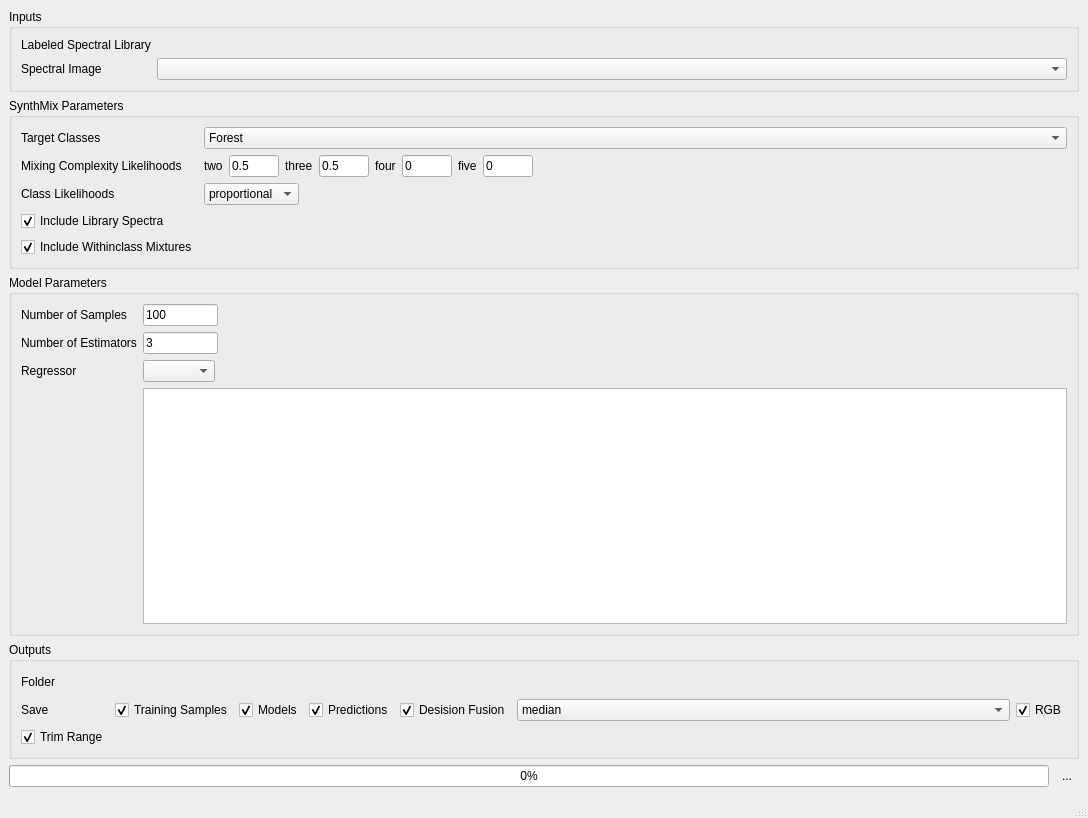
Before: the Qt Designer form enmapbox/coreapps/enmapboxapplications/synthmixapp/ui/main.ui in jakimowb/enmapbox_testmigration2, drawn with Qt 5.
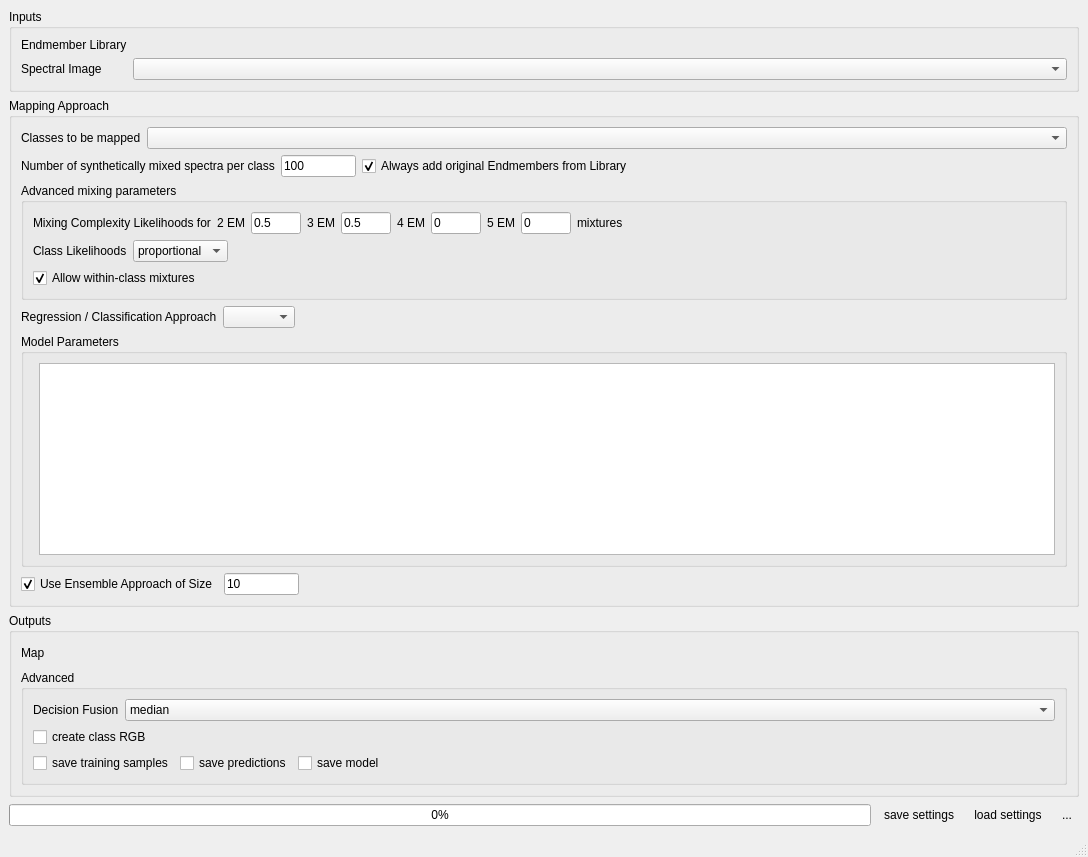
After: the same form once the commit is applied. Icons and pictures are not drawn. Custom widgets are drawn as their Qt base class.

The edit to the form file:
```diff
--- a/enmapbox/coreapps/enmapboxapplications/synthmixapp/ui/main.ui
+++ b/enmapbox/coreapps/enmapboxapplications/synthmixapp/ui/main.ui
@@ -7,41 +7,39 @@
     <x>0</x>
     <y>0</y>
     <width>1088</width>
-    <height>818</height>
+    <height>857</height>
    </rect>
   </property>
+  <property name="sizePolicy">
+   <sizepolicy hsizetype="Preferred" vsizetype="Preferred">
+    <horstretch>0</horstretch>
+    <verstretch>0</verstretch>
+   </sizepolicy>
+  </property>
   <property name="windowTitle">
    <string>SynthMix</string>
   </property>
   <widget class="QWidget" name="centralwidget">
    <layout class="QVBoxLayout" name="verticalLayout" stretch="0,0,0,0,0">
     <item>
-     <widget class="QgsCollapsibleGroupBox" name="mGroupBox">
+     <widget class="QGroupBox" name="groupBox">
+      <property name="minimumSize">
+       <size>
+        <width>0</width>
+        <height>0</height>
+       </size>
+      </property>
       <property name="title">
        <string>Inputs</string>
       </property>
-      <layout class="QFormLayout" name="formLayout_3">
+      <layout class="QFormLayout" name="formLayout_6">
        <item row="0" column="0">
         <widget class="QLabel" name="label">
          <property name="text">
-          <string>Labeled Spectral Library</string>
+          <string>Endmember Library</string>
          </property>
         </widget>
        </item>
-       <item row="0" column="1">
-        <layout class="QHBoxLayout" name="horizontalLayout_2" stretch="0">
-         <item>
-          <widget class="UiLabeledLibrary" name="uiLabeledLibrary_" native="true">
-           <property name="minimumSize">
-            <size>
-             <width>50</width>
-             <height>0</height>
-            </size>
-           </property>
-          </widget>
-         </item>
-        </layout>
-       </item>
        <item row="1" column="0">
         <widget class="QLabel" name="label_14">
          <property name="text">
@@ -52,6 +50,20 @@
          </property>
         </widget>
        </item>
+       <item row="0" column="1">
+        <layout class="QHBoxLayout" name="horizontalLayout_2" stretch="0">
+         <item>
+          <widget class="UiLabeledLibrary" name="uiLabeledLibrary_" native="true">
+           <property name="minimumSize">
+            <size>
+             <width>50</width>
+             <height>0</height>
+            </size>
+           </property>
+          </widget>
+         </item>
+        </layout>
+       </item>
        <item row="1" column="1">
         <widget class="QgsMapLayerComboBox" name="uiRaster_"/>
        </item>
@@ -59,57 +71,125 @@
      </widget>
     </item>
     <item>
-     <widget class="QgsCollapsibleGroupBox" name="mGroupBox_2">
-      <property name="sizePolicy">
-       <sizepolicy hsizetype="Preferred" vsizetype="MinimumExpanding">
-        <horstretch>0</horstretch>
-        <verstretch>0</verstretch>
-       </sizepolicy>
+     <widget class="QGroupBox" name="groupBox_2">
+      <property name="minimumSize">
+       <size>
+        <width>0</width>
+        <height>0</height>
+       </size>
       </property>
       <property name="title">
-       <string>SynthMix Parameters</string>
+       <string>Mapping Approach</string>
       </property>
-      <layout class="QFormLayout" name="formLayout">
-       <item row="0" column="0">
+      <layout class="QVBoxLayout" name="verticalLayout_2">
+       <item>
+        <layout class="QHBoxLayout" name="horizontalLayout_4">
+         <item>
         <widget class="QLabel" name="label_2">
          <property name="text">
-          <string>Target Classes</string>
+            <string>Classes to be mapped</string>
          </property>
         </widget>
        </item>
-       <item row="0" column="1">
+         <item>
         <widget class="QgsCheckableComboBox" name="uiTargets_">
+           <property name="sizePolicy">
+            <sizepolicy hsizetype="Preferred" vsizetype="Fixed">
+             <horstretch>1</horstretch>
+             <verstretch>0</verstretch>
+            </sizepolicy>
+           </property>
          <property name="currentIndex">
-          <number>1</number>
+            <number>-1</number>
          </property>
          <property name="checkedItems">
           <stringlist/>
          </property>
+          </widget>
+         </item>
+        </layout>
+       </item>
          <item>
+        <layout class="QHBoxLayout" name="horizontalLayout_5">
+         <item>
+          <widget class="QLabel" name="label_3">
           <property name="text">
-           <string>Urban</string>
-          </property>
+            <string>Number of synthetically mixed spectra per class</string>
+           </property>
+          </widget>
          </item>
          <item>
+          <widget class="QLineEdit" name="uiNumberOfSamples_">
+           <property name="minimumSize">
+            <size>
+             <width>0</width>
+             <height>0</height>
+            </size>
+           </property>
+           <property name="maximumSize">
+            <size>
+             <width>75</width>
+             <height>16777215</height>
+            </size>
+           </property>
           <property name="text">
-           <string>Forest</string>
-          </property>
+            <string>100</string>
+           </property>
+          </widget>
          </item>
          <item>
+          <widget class="QCheckBox" name="uiIncludeLibrarySpectra_">
+           <property name="layoutDirection">
+            <enum>Qt::LeftToRight</enum>
+           </property>
           <property name="text">
-           <string>Water</string>
-          </property>
-         </item>
-        </widget>
-       </item>
-       <item row="1" column="0">
+            <string>Always add original Endmembers from Library</string>
+           </property>
+           <property name="checked">
+            <bool>true</bool>
+           </property>
+          </widget>
+         </item>
+         <item>
+          <spacer name="horizontalSpacer_5">
+           <property name="orientation">
+            <enum>Qt::Horizontal</enum>
+           </property>
+           <property name="sizeType">
+            <enum>QSizePolicy::Expanding</enum>
+           </property>
+           <property name="sizeHint" stdset="0">
+            <size>
+             <width>40</width>
+             <height>20</height>
+            </size>
+           </property>
+          </spacer>
+         </item>
+        </layout>
+       </item>
+       <item>
+        <widget class="QgsCollapsibleGroupBox" name="mGroupBox">
+         <property name="minimumSize">
+          <size>
+           <width>0</width>
+           <height>0</height>
+          </size>
+         </property>
+         <property name="title">
+          <string>Advanced mixing parameters</string>
+         </property>
+         <layout class="QVBoxLayout" name="verticalLayout_5">
+          <item>
+           <layout class="QHBoxLayout" name="horizontalLayout_6">
+            <item>
         <widget class="QLabel" name="label_5">
          <property name="text">
-          <string>Mixing Complexity Likelihoods</string>
+               <string>Mixing Complexity Likelihoods for</string>
          </property>
         </widget>
        </item>
-       <item row="1" column="1">
+            <item>
         <widget class="QWidget" name="widget" native="true">
          <layout class="QHBoxLayout" name="horizontalLayout">
           <property name="leftMargin">
@@ -127,7 +207,7 @@
           <item>
            <widget class="QLabel" name="label_6">
             <property name="text">
-             <string>two</string>
+                  <string>2 EM</string>
             </property>
            </widget>
           </item>
@@ -147,7 +227,7 @@
           <item>
            <widget class="QLabel" name="label_7">
             <property name="text">
-             <string>three</string>
+                  <string>3 EM</string>
             </property>
            </widget>
           </item>
@@ -167,7 +247,7 @@
           <item>
            <widget class="QLabel" name="label_8">
             <property name="text">
-             <string>four</string>
+                  <string>4 EM</string>
             </property>
            </widget>
           </item>
@@ -187,7 +267,7 @@
           <item>
            <widget class="QLabel" name="label_9">
             <property name="text">
-             <string>five</string>
+                  <string>5 EM</string>
             </property>
            </widget>
           </item>
@@ -204,6 +284,13 @@
             </property>
            </widget>
           </item>
+               <item>
+                <widget class="QLabel" name="label_11">
+                 <property name="text">
+                  <string>mixtures</string>
+                 </property>
+                </widget>
+               </item>
           <item>
            <spacer name="horizontalSpacer_2">
             <property name="orientation">
@@ -223,14 +310,18 @@
          </layout>
         </widget>
        </item>
-       <item row="2" column="0">
+           </layout>
+          </item>
+          <item>
+           <layout class="QHBoxLayout" name="horizontalLayout_7">
+            <item>
         <widget class="QLabel" name="label_4">
          <property name="text">
           <string>Class Likelihoods</string>
          </property>
         </widget>
        </item>
-       <item row="2" column="1">
+            <item>
         <widget class="QComboBox" name="uiClassLikelihoods_">
          <property name="sizePolicy">
           <sizepolicy hsizetype="Fixed" vsizetype="Fixed">
@@ -250,35 +341,103 @@
          </item>
         </widget>
        </item>
-       <item row="3" column="0">
-        <widget class="QCheckBox" name="uiIncludeLibrarySpectra_">
-         <property name="text">
-          <string>Include Library Spectra</string>
-         </property>
-         <property name="checked">
-          <bool>true</bool>
-         </property>
-        </widget>
-       </item>
-       <item row="4" column="0">
+            <item>
+             <spacer name="horizontalSpacer_3">
+              <property name="orientation">
+               <enum>Qt::Horizontal</enum>
+              </property>
+              <property name="sizeType">
+               <enum>QSizePolicy::Expanding</enum>
+              </property>
+              <property name="sizeHint" stdset="0">
+               <size>
+                <width>40</width>
+                <height>20</height>
+               </size>
+              </property>
+             </spacer>
+            </item>
+           </layout>
+          </item>
+          <item>
+           <layout class="QHBoxLayout" name="horizontalLayout_10">
+            <item>
         <widget class="QCheckBox" name="uiIncludeWithinclassMixtures_">
+              <property name="layoutDirection">
+               <enum>Qt::LeftToRight</enum>
+              </property>
          <property name="text">
-          <string>Include Withinclass Mixtures</string>
+               <string>Allow within-class mixtures</string>
          </property>
          <property name="checked">
           <bool>true</bool>
          </property>
         </widget>
        </item>
-      </layout>
-     </widget>
-    </item>
+            <item>
+             <spacer name="horizontalSpacer_4">
+              <property name="orientation">
+               <enum>Qt::Horizontal</enum>
+              </property>
+              <property name="sizeType">
+               <enum>QSizePolicy::Expanding</enum>
+              </property>
+              <property name="sizeHint" stdset="0">
+               <size>
+                <width>768</width>
+                <height>19</height>
+               </size>
+              </property>
+             </spacer>
+            </item>
+           </layout>
+          </item>
+         </layout>
+        </widget>
+       </item>
+       <item>
+        <layout class="QHBoxLayout" name="horizontalLayout_8">
+         <item>
+          <widget class="QLabel" name="label_13">
+           <property name="text">
+            <string>Regression / Classification Approach</string>
+           </property>
+          </widget>
+         </item>
+         <item>
+          <widget class="QComboBox" name="uiRegressor_">
+           <property name="sizePolicy">
+            <sizepolicy hsizetype="Fixed" vsizetype="Preferred">
+             <horstretch>0</horstretch>
+             <verstretch>0</verstretch>
+            </sizepolicy>
+           </property>
+          </widget>
+         </item>
+         <item>
+          <spacer name="horizontalSpacer_7">
+           <property name="orientation">
+            <enum>Qt::Horizontal</enum>
+           </property>
+           <property name="sizeType">
+            <enum>QSizePolicy::Expanding</enum>
+           </property>
+           <property name="sizeHint" stdset="0">
+            <size>
+             <width>768</width>
+             <height>19</height>
+            </size>
+           </property>
+          </spacer>
+         </item>
+        </layout>
+       </item>
     <item>
      <widget class="QgsCollapsibleGroupBox" name="mGroupBox_3">
       <property name="sizePolicy">
        <sizepolicy hsizetype="Preferred" vsizetype="Expanding">
         <horstretch>0</horstretch>
-        <verstretch>1</verstretch>
+           <verstretch>2</verstretch>
        </sizepolicy>
       </property>
       <property name="minimumSize">
@@ -291,76 +450,7 @@
        <string>Model Parameters</string>
       </property>
       <layout class="QFormLayout" name="formLayout_2">
-       <item row="0" column="0">
-        <widget class="QLabel" name="label_3">
-         <property name="text">
-          <string>Number of Samples</string>
-         </property>
-        </widget>
-       </item>
        <item row="0" column="1">
-        <widget class="QLineEdit" name="uiNumberOfSamples_">
-         <property name="minimumSize">
-          <size>
-           <width>0</width>
-           <height>0</height>
-          </size>
-         </property>
-         <property name="maximumSize">
-          <size>
-           <width>75</width>
-           <height>16777215</height>
-          </size>
-         </property>
-         <property name="text">
-          <string>100</string>
-         </property>
-        </widget>
-       </item>
-       <item row="1" column="0">
-        <widget class="QLabel" name="label_10">
-         <property name="text">
-          <string>Number of Estimators</string>
-         </property>
-        </widget>
-       </item>
-       <item row="1" column="1">
-        <widget class="QLineEdit" name="uiNumberOfEstimators_">
-         <property name="minimumSize">
-          <size>
-           <width>0</width>
-           <height>0</height>
-          </size>
-         </property>
-         <property name="maximumSize">
-          <size>
-           <width>75</width>
-           <height>16777215</height>
-          </size>
-         </property>
-         <property name="text">
-          <string>3</string>
-         </property>
-        </widget>
-       </item>
-       <item row="2" column="0">
-        <widget class="QLabel" name="label_13">
-         <property name="text">
-          <string>Regressor</string>
-         </property>
-        </widget>
-       </item>
-       <item row="2" column="1">
-        <widget class="QComboBox" name="uiRegressor_">
-         <property name="sizePolicy">
-          <sizepolicy hsizetype="Fixed" vsizetype="Preferred">
-           <horstretch>0</horstretch>
-           <verstretch>0</verstretch>
-          </sizepolicy>
-         </property>
-        </widget>
-       </item>
-       <item row="3" column="1">
         <widget class="QTextEdit" name="uiCode_">
          <property name="sizePolicy">
           <sizepolicy hsizetype="Expanding" vsizetype="Expanding">
@@ -393,13 +483,59 @@
      </widget>
     </item>
     <item>
-     <widget class="QgsCollapsibleGroupBox" name="mGroupBox_4">
-      <property name="sizePolicy">
-       <sizepolicy hsizetype="Preferred" vsizetype="Preferred">
-        <horstretch>0</horstretch>
-        <verstretch>0</verstretch>
-       </sizepolicy>
-      </property>
+        <layout class="QHBoxLayout" name="horizontalLayout_9">
+         <item>
+          <widget class="QCheckBox" name="uiUseEnsemble_">
+           <property name="text">
+            <string>Use Ensemble Approach of Size</string>
+           </property>
+           <property name="checked">
+            <bool>true</bool>
+           </property>
+          </widget>
+         </item>
+         <item>
+          <widget class="QLineEdit" name="uiNumberOfEstimators_">
+           <property name="minimumSize">
+            <size>
+             <width>0</width>
+             <height>0</height>
+            </size>
+           </property>
+           <property name="maximumSize">
+            <size>
+             <width>75</width>
+             <height>16777215</height>
+            </size>
+           </property>
+           <property name="text">
+            <string>10</string>
+           </property>
+          </widget>
+         </item>
+         <item>
+          <spacer name="horizontalSpacer_8">
+           <property name="orientation">
+            <enum>Qt::Horizontal</enum>
+           </property>
+           <property name="sizeType">
+            <enum>QSizePolicy::Expanding</enum>
+           </property>
+           <property name="sizeHint" stdset="0">
+            <size>
+             <width>768</width>
+             <height>19</height>
+            </size>
+           </property>
+          </spacer>
+         </item>
+        </layout>
+       </item>
+      </layout>
+     </widget>
+    </item>
+    <item>
+     <widget class="QGroupBox" name="groupBox_3">
       <property name="minimumSize">
        <size>
         <width>0</width>
@@ -409,15 +545,17 @@
       <property name="title">
        <string>Outputs</string>
       </property>
-      <layout class="QFormLayout" name="formLayout_4">
-       <item row="0" column="0">
+      <layout class="QVBoxLayout" name="verticalLayout_3">
+       <item>
+        <layout class="QHBoxLayout" name="horizontalLayout_11">
+         <item>
         <widget class="QLabel" name="label_15">
          <property name="text">
-          <string>Folder</string>
+            <string>Map</string>
          </property>
         </widget>
        </item>
-       <item row="0" column="1">
+         <item>
         <widget class="QgsFileWidget" name="uiOutputFolder_">
          <property name="minimumSize">
           <size>
@@ -430,52 +568,32 @@
          </property>
         </widget>
        </item>
-       <item row="1" column="0">
-        <widget class="QLabel" name="label_16">
-         <property name="text">
-          <string>Save</string>
-         </property>
-        </widget>
+        </layout>
        </item>
-       <item row="1" column="1">
-        <layout class="QHBoxLayout" name="horizontalLayout_7">
          <item>
-          <widget class="QCheckBox" name="uiSaveTraining_">
-           <property name="text">
-            <string>Training Samples</string>
-           </property>
-           <property name="checked">
-            <bool>true</bool>
-           </property>
-          </widget>
-         </item>
-         <item>
-          <widget class="QCheckBox" name="uiSaveModels_">
-           <property name="text">
-            <string>Models</string>
-           </property>
-           <property name="checked">
-            <bool>true</bool>
-           </property>
-          </widget>
-         </item>
+        <widget class="QgsCollapsibleGroupBox" name="mGroupBox_4">
+         <property name="sizePolicy">
+          <sizepolicy hsizetype="Preferred" vsizetype="Preferred">
+           <horstretch>0</horstretch>
+           <verstretch>0</verstretch>
+          </sizepolicy>
+         </property>
+         <property name="minimumSize">
+          <size>
+           <width>0</width>
+           <height>0</height>
+          </size>
+         </property>
+         <property name="title">
+          <string>Advanced</string>
+         </property>
+         <layout class="QVBoxLayout" name="verticalLayout_4">
          <item>
-          <widget class="QCheckBox" name="uiSavePredictions_">
-           <property name="text">
-            <string>Predictions</string>
-           </property>
-           <property name="checked">
-            <bool>true</bool>
-           </property>
-          </widget>
-         </item>
+           <layout class="QHBoxLayout" name="horizontalLayout_12">
          <item>
-          <widget class="QCheckBox" name="uiSaveAggregations_">
+             <widget class="QLabel" name="label_17">
            <property name="text">
-            <string>Desision Fusion</string>
-           </property>
-           <property name="checked">
-            <bool>true</bool>
+               <string>Decision Fusion</string>
            </property>
           </widget>
          </item>
@@ -508,31 +626,93 @@
             </property>
            </item>
           </widget>
+            </item>
+           </layout>
          </item>
          <item>
           <widget class="QCheckBox" name="uiSaveRGB_">
            <property name="text">
-            <string>RGB</string>
-           </property>
-           <property name="checked">
+             <string>create class RGB</string>
+            </property>
+            <property name="checkable">
             <bool>true</bool>
            </property>
-          </widget>
-         </item>
-        </layout>
-       </item>
-       <item row="2" column="0">
-        <widget class="QCheckBox" name="uiTrimRange_">
+            <property name="checked">
+             <bool>false</bool>
+            </property>
+           </widget>
+          </item>
+          <item>
+           <layout class="QHBoxLayout" name="horizontalLayout_13">
+            <item>
+             <widget class="QCheckBox" name="uiSaveTraining_">
+              <property name="text">
+               <string>save training samples</string>
+              </property>
+              <property name="checked">
+               <bool>false</bool>
+              </property>
+             </widget>
+            </item>
+            <item>
+             <widget class="QCheckBox" name="uiSavePredictions_">
          <property name="text">
-          <string>Trim Range</string>
+               <string>save predictions</string>
          </property>
          <property name="checked">
-          <bool>true</bool>
+               <bool>false</bool>
          </property>
         </widget>
        </item>
-      </layout>
-     </widget>
+            <item>
+             <widget class="QCheckBox" name="uiSaveModels_">
+              <property name="text">
+               <string>save model</string>
+              </property>
+              <property name="checked">
+               <bool>false</bool>
+              </property>
+             </widget>
+            </item>
+            <item>
+             <spacer name="horizontalSpacer_9">
+              <property name="orientation">
+               <enum>Qt::Horizontal</enum>
+              </property>
+              <property name="sizeType">
+               <enum>QSizePolicy::Expanding</enum>
+              </property>
+              <property name="sizeHint" stdset="0">
+               <size>
+                <width>768</width>
+                <height>19</height>
+               </size>
+              </property>
+             </spacer>
+            </item>
+           </layout>
+          </item>
+         </layout>
+        </widget>
+       </item>
+      </layout>
+     </widget>
+    </item>
+    <item>
+     <spacer name="verticalSpacer">
+      <property name="orientation">
+       <enum>Qt::Vertical</enum>
+      </property>
+      <property name="sizeType">
+       <enum>QSizePolicy::Expanding</enum>
+      </property>
+      <property name="sizeHint" stdset="0">
+       <size>
+        <width>20</width>
+        <height>0</height>
+       </size>
+      </property>
+     </spacer>
     </item>
     <item>
      <layout class="QHBoxLayout" name="horizontalLayout_3">
@@ -543,6 +723,40 @@
         </property>
        </widget>
       </item>
+      <item>
+       <widget class="QToolButton" name="uiSettingsLoad_">
+        <property name="toolTip">
+         <string>load current settings</string>
+        </property>
+        <property name="text">
+         <string>save settings</string>
+        </property>
+        <property name="icon">
+         <iconset resource="../../../../../QGIS-master/images/images.qrc">
+          <normaloff>:/images/themes/default/mActionFileOpen.svg</normaloff>:/images/themes/default/mActionFileOpen.svg</iconset>
+        </property>
+        <property name="autoRaise">
+         <bool>true</bool>
+        </property>
+       </widget>
+      </item>
+      <item>
+       <widget class="QToolButton" name="uiSettingsSaveCustom_">
+        <property name="toolTip">
+         <string>save current settings</string>
+        </property>
+        <property name="text">
+         <string>load settings</string>
+        </property>
+        <property name="icon">
+         <iconset resource="../../../../../QGIS-master/images/images.qrc">
+          <normaloff>:/images/themes/default/mActionFileSave.svg</normaloff>:/images/themes/default/mActionFileSave.svg</iconset>
+        </property>
+        <property name="autoRaise">
+         <bool>true</bool>
+        </property>
+       </widget>
+      </item>
       <item>
        <widget class="QToolButton" name="uiExecute_">
         <property name="text">
```
Left out of the diff: 46 changed lines with no effect on the pictures. Lines whose indentation alone changed are shown as unchanged.
